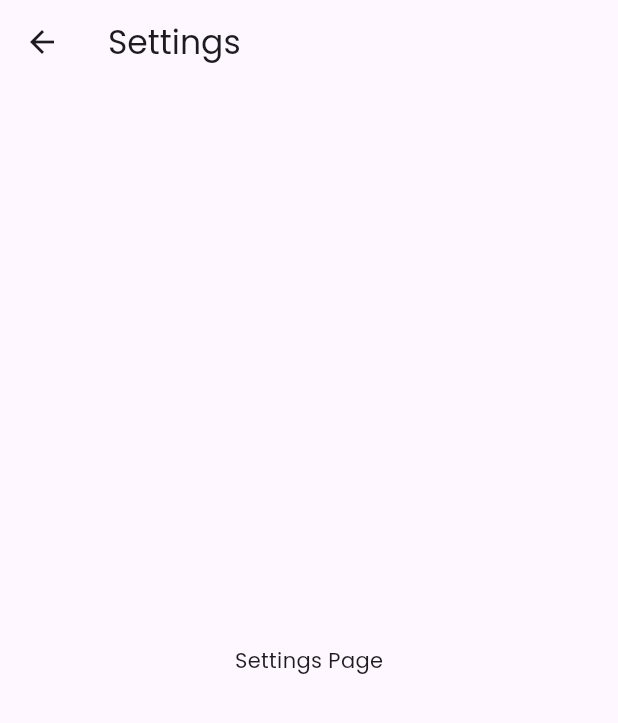
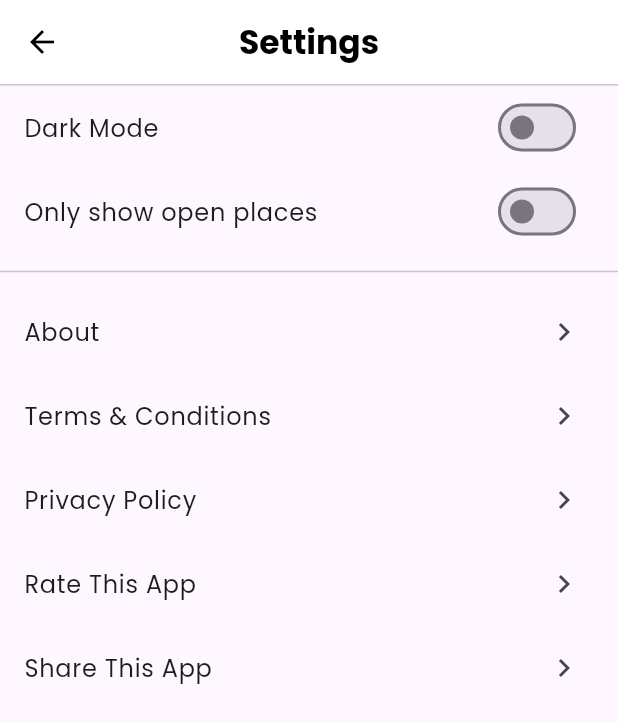
Before and after one commit to taha-kahya/cs310-group11, a Flutter app: the SettingsPage screen opened by its route, on a phone screen of 412 x 824 dp. Shown: the top 723 px of the screen. Run offline on Flutter 3.47's test engine with Material 3 defaults, Android fonts, the phone set to English and light mode, and no system bars.

Commit message:
feat: implement settings page ui

```diff
--- a/lib/pages/settings/settings_page.dart
+++ b/lib/pages/settings/settings_page.dart
@@ -8,12 +8,106 @@ class SettingsPage extends StatefulWidget {
 }
 
 class _SettingsPageState extends State<SettingsPage> {
+  bool _darkMode = false;
+  bool _onlyOpenPlaces = false;
+
+  void _showPopup(String title) {
+    showDialog(
+      context: context,
+      builder: (context) {
+        return AlertDialog(
+          title: Text(title),
+          actions: [
+            TextButton(
+              onPressed: () => Navigator.pop(context),
+              child: const Text("Cancel"),
+            ),
+          ],
+        );
+      },
+    );
+  }
+
   @override
   Widget build(BuildContext context) {
     return Scaffold(
-      appBar: AppBar(title: Text("Settings")),
-      body: const Center(
-        child: Text('Settings Page'),
+      appBar: AppBar(
+        backgroundColor: Colors.white,
+        elevation: 0,
+        centerTitle: true,
+        leading: IconButton(
+          icon: const Icon(Icons.arrow_back, color: Colors.black),
+          onPressed: () => Navigator.pop(context),
+        ),
+        title: const Text(
+          "Settings",
+          style: TextStyle(
+            fontWeight: FontWeight.bold,
+            color: Colors.black,
+          ),
+        ),
+      ),
+
+      body: ListView(
+        children: [
+          const Divider(height: 1),
+
+          SwitchListTile(
+            title: const Text(
+              "Dark Mode",
+              style: TextStyle(fontSize: 16),
+            ),
+            value: _darkMode,
+            activeColor: Colors.black,
+            onChanged: (val) {
+              setState(() => _darkMode = val);
+            },
+          ),
+
+          SwitchListTile(
+            title: const Text(
+              "Only show open places",
+              style: TextStyle(fontSize: 16),
+            ),
+            value: _onlyOpenPlaces,
+            activeColor: Colors.black,
+            onChanged: (val) {
+              setState(() => _onlyOpenPlaces = val);
+            },
+          ),
+
+          const Divider(height: 24),
+
+          ListTile(
+            title: const Text("About"),
+            trailing: const Icon(Icons.chevron_right),
+            onTap: () => _showPopup("About"),
+          ),
+
+          ListTile(
+            title: const Text("Terms & Conditions"),
+            trailing: const Icon(Icons.chevron_right),
+            onTap: () => _showPopup("Terms & Conditions"),
+          ),
+
+          ListTile(
+            title: const Text("Privacy Policy"),
+            trailing: const Icon(Icons.chevron_right),
+            onTap: () => _showPopup("Privacy Policy"),
+          ),
+
+          ListTile(
+            title: const Text("Rate This App"),
+            trailing: const Icon(Icons.chevron_right),
+            onTap: () => _showPopup("Rate This App"),
+          ),
+
+          ListTile(
+            title: const Text("Share This App"),
+            trailing: const Icon(Icons.chevron_right),
+            onTap: () => _showPopup("Share This App"),
+          ),
+        ],
       ),
     );
   }
```
